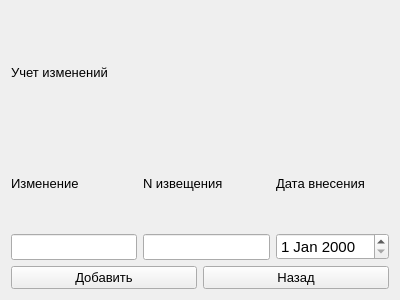
Before: the Qt Designer form changeaccountingminiform.ui in Lelius/FileLibrary, drawn with Qt 5.
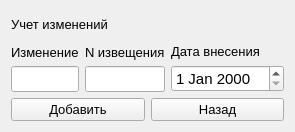
After: the same form once the commit is applied.

Commit message: Добавил миниформу CopyAccountingMiniForm, но есть сомнения как она будет работать. Нужно подумать.

Patch:
```diff
--- a/changeaccountingminiform.ui
+++ b/changeaccountingminiform.ui
@@ -6,8 +6,8 @@
    <rect>
     <x>0</x>
     <y>0</y>
-    <width>400</width>
-    <height>300</height>
+    <width>295</width>
+    <height>132</height>
    </rect>
   </property>
   <property name="sizePolicy">
```
The commit also changes 4 other files.
